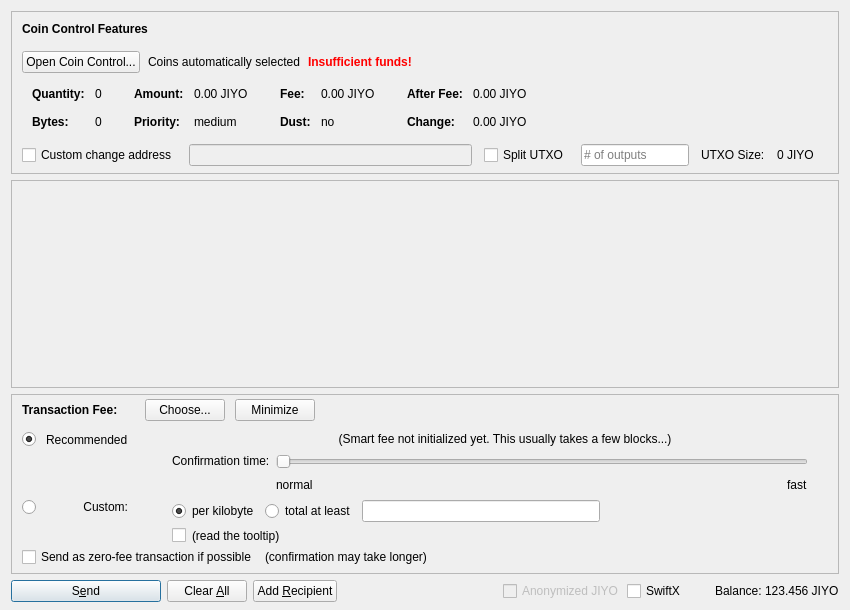
First picture: the form in src/qt/forms/sendcoinsdialog.ui, repository jiyocommunity/jiyox, before the edit.
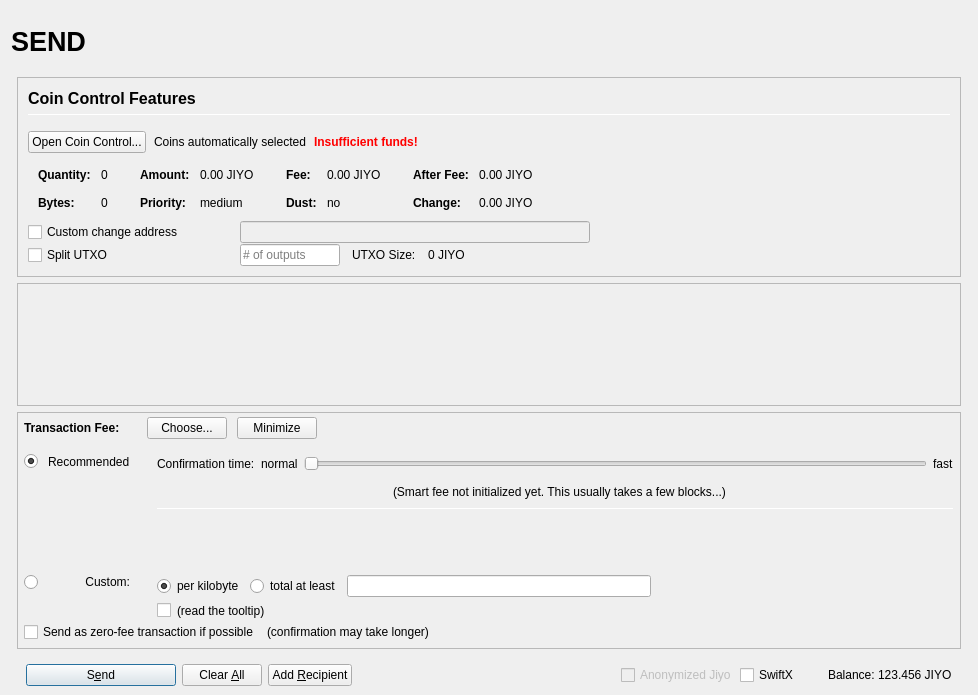
Second picture: the form after the edit. Icons and pictures are not drawn. Custom widgets are drawn as their Qt base class.

What changed in the file:
```diff
--- a/src/qt/forms/sendcoinsdialog.ui
+++ b/src/qt/forms/sendcoinsdialog.ui
@@ -2,20 +2,155 @@
 <ui version="4.0">
  <class>SendCoinsDialog</class>
  <widget class="QDialog" name="SendCoinsDialog">
+  <property name="enabled">
+   <bool>true</bool>
+  </property>
   <property name="geometry">
    <rect>
     <x>0</x>
     <y>0</y>
-    <width>850</width>
-    <height>610</height>
+    <width>978</width>
+    <height>695</height>
    </rect>
   </property>
   <property name="windowTitle">
    <string>Send Coins</string>
   </property>
-  <layout class="QVBoxLayout" name="verticalLayout" stretch="0,1,0,0">
+  <layout class="QVBoxLayout" name="verticalLayout" stretch="0">
    <property name="bottomMargin">
-    <number>8</number>
+    <number>9</number>
+   </property>
+   <item>
+    <layout class="QVBoxLayout" name="verticalLayout_Master" stretch="0,1">
+     <property name="spacing">
+      <number>0</number>
+     </property>
+     <property name="leftMargin">
+      <number>0</number>
+     </property>
+     <property name="topMargin">
+      <number>0</number>
+     </property>
+     <property name="rightMargin">
+      <number>0</number>
+     </property>
+     <property name="bottomMargin">
+      <number>0</number>
+     </property>
+     <item>
+      <widget class="QFrame" name="frame_Header">
+       <layout class="QVBoxLayout" name="verticalLayout_Header" stretch="0">
+        <property name="leftMargin">
+         <number>0</number>
+        </property>
+        <property name="topMargin">
+         <number>0</number>
+        </property>
+        <property name="rightMargin">
+         <number>0</number>
+        </property>
+        <property name="bottomMargin">
+         <number>0</number>
+        </property>
+        <item>
+         <layout class="QHBoxLayout" name="horizontalLayout_Header" stretch="1,0,1">
+          <property name="spacing">
+           <number>6</number>
+          </property>
+          <item>
+           <widget class="QLabel" name="labelOverviewHeaderLeft">
+            <property name="minimumSize">
+             <size>
+              <width>464</width>
+              <height>60</height>
+             </size>
+            </property>
+            <property name="maximumSize">
+             <size>
+              <width>16777215</width>
+              <height>60</height>
+             </size>
+            </property>
+            <property name="font">
+             <font>
+              <pointsize>20</pointsize>
+              <weight>75</weight>
+              <bold>true</bold>
+             </font>
+            </property>
+            <property name="text">
+             <string>SEND</string>
+            </property>
+            <property name="alignment">
+             <set>Qt::AlignLeading|Qt::AlignLeft|Qt::AlignVCenter</set>
+            </property>
+           </widget>
+          </item>
+          <item>
+           <spacer name="horizontalSpacer_Header">
+            <property name="orientation">
+             <enum>Qt::Horizontal</enum>
+            </property>
+            <property name="sizeHint" stdset="0">
+             <size>
+              <width>40</width>
+              <height>20</height>
+             </size>
+            </property>
+           </spacer>
+          </item>
+          <item>
+           <widget class="QLabel" name="labelOverviewHeaderRight">
+            <property name="minimumSize">
+             <size>
+              <width>464</width>
+              <height>60</height>
+             </size>
+            </property>
+            <property name="maximumSize">
+             <size>
+              <width>16777215</width>
+              <height>60</height>
+             </size>
+            </property>
+            <property name="font">
+             <font>
+              <pointsize>14</pointsize>
+             </font>
+            </property>
+            <property name="text">
+             <string/>
+            </property>
+            <property name="alignment">
+             <set>Qt::AlignRight|Qt::AlignTrailing|Qt::AlignVCenter</set>
+            </property>
+           </widget>
+          </item>
+         </layout>
+        </item>
+       </layout>
+      </widget>
+     </item>
+     <item>
+      <widget class="QFrame" name="frame_BG">
+       <property name="minimumSize">
+        <size>
+         <width>0</width>
+         <height>0</height>
+        </size>
+       </property>
+       <layout class="QVBoxLayout" name="layout_BG" stretch="0,0,0,0">
+        <property name="leftMargin">
+         <number>6</number>
+        </property>
+        <property name="topMargin">
+         <number>6</number>
+        </property>
+        <property name="rightMargin">
+         <number>6</number>
+        </property>
+        <property name="bottomMargin">
+         <number>0</number>
    </property>
    <item>
     <widget class="QFrame" name="frameCoinControl">
@@ -51,12 +186,13 @@
        <number>0</number>
       </property>
       <property name="bottomMargin">
-       <number>6</number>
+            <number>0</number>
       </property>
       <item>
-       <layout class="QVBoxLayout" name="verticalLayoutCoinControl" stretch="0,0,0,0,1">
+            <widget class="QFrame" name="frameCoinControl_BG">
+             <layout class="QVBoxLayout" name="verticalLayoutCoinControl" stretch="0,0,0,0,0,0">
         <property name="spacing">
-         <number>0</number>
+               <number>1</number>
         </property>
         <property name="leftMargin">
          <number>10</number>
@@ -70,6 +206,11 @@
            <number>15</number>
           </property>
           <item>
+                 <layout class="QVBoxLayout" name="verticalLayout_3">
+                  <property name="spacing">
+                   <number>6</number>
+                  </property>
+                  <item>
            <widget class="QLabel" name="labelCoinControlFeatures">
             <property name="sizePolicy">
              <sizepolicy hsizetype="Preferred" vsizetype="Maximum">
@@ -77,8 +218,15 @@
               <verstretch>0</verstretch>
              </sizepolicy>
             </property>
+                    <property name="minimumSize">
+                     <size>
+                      <width>0</width>
+                      <height>20</height>
+                     </size>
+                    </property>
             <property name="font">
              <font>
+                      <pointsize>12</pointsize>
               <weight>75</weight>
               <bold>true</bold>
              </font>
@@ -91,6 +239,27 @@
             </property>
            </widget>
           </item>
+                  <item>
+                   <widget class="Line" name="line">
+                    <property name="minimumSize">
+                     <size>
+                      <width>0</width>
+                      <height>1</height>
+                     </size>
+                    </property>
+                    <property name="maximumSize">
+                     <size>
+                      <width>16777215</width>
+                      <height>1</height>
+                     </size>
+                    </property>
+                    <property name="orientation">
+                     <enum>Qt::Horizontal</enum>
+                    </property>
+                   </widget>
+                  </item>
+                 </layout>
+                </item>
          </layout>
         </item>
         <item>
@@ -528,7 +697,7 @@
          </widget>
         </item>
         <item>
-         <layout class="QHBoxLayout" name="horizontalLayoutCoinControl4" stretch="0,0,0,0,0,0,0">
+               <layout class="QHBoxLayout" name="horizontalLayoutCoinControl4">
           <property name="spacing">
            <number>12</number>
           </property>
@@ -536,13 +705,31 @@
            <enum>QLayout::SetDefaultConstraint</enum>
           </property>
           <property name="topMargin">
-           <number>5</number>
+                 <number>0</number>
           </property>
           <property name="rightMargin">
-           <number>5</number>
+                 <number>0</number>
           </property>
           <item>
            <widget class="QCheckBox" name="checkBoxCoinControlChange">
+                  <property name="sizePolicy">
+                   <sizepolicy hsizetype="Preferred" vsizetype="Preferred">
+                    <horstretch>0</horstretch>
+                    <verstretch>0</verstretch>
+                   </sizepolicy>
+                  </property>
+                  <property name="minimumSize">
+                   <size>
+                    <width>200</width>
+                    <height>0</height>
+                   </size>
+                  </property>
+                  <property name="maximumSize">
+                   <size>
+                    <width>200</width>
+                    <height>16777215</height>
+                   </size>
+                  </property>
             <property name="toolTip">
              <string>If this is activated, but the change address is empty or invalid, change will be sent to a newly generated address.</string>
             </property>
@@ -557,15 +744,71 @@
              <bool>false</bool>
             </property>
             <property name="sizePolicy">
-             <sizepolicy hsizetype="Expanding" vsizetype="Fixed">
+                   <sizepolicy hsizetype="Preferred" vsizetype="Preferred">
               <horstretch>0</horstretch>
               <verstretch>0</verstretch>
              </sizepolicy>
             </property>
-           </widget>
-          </item>
+                  <property name="minimumSize">
+                   <size>
+                    <width>300</width>
+                    <height>0</height>
+                   </size>
+                  </property>
+                 </widget>
+                </item>
+                <item>
+                 <widget class="QLabel" name="labelCoinControlChangeLabel">
+                  <property name="sizePolicy">
+                   <sizepolicy hsizetype="Preferred" vsizetype="Preferred">
+                    <horstretch>0</horstretch>
+                    <verstretch>0</verstretch>
+                   </sizepolicy>
+                  </property>
+                  <property name="minimumSize">
+                   <size>
+                    <width>100</width>
+                    <height>0</height>
+                   </size>
+                  </property>
+                  <property name="text">
+                   <string/>
+                  </property>
+                  <property name="margin">
+                   <number>3</number>
+                  </property>
+                 </widget>
+                </item>
+               </layout>
+              </item>
+              <item>
+               <layout class="QHBoxLayout" name="horizontalLayoutCoinControl6">
+                <property name="spacing">
+                 <number>12</number>
+                </property>
+                <property name="rightMargin">
+                 <number>0</number>
+                </property>
           <item>
            <widget class="QCheckBox" name="splitBlockCheckBox">
+                  <property name="sizePolicy">
+                   <sizepolicy hsizetype="Preferred" vsizetype="Preferred">
+                    <horstretch>0</horstretch>
+                    <verstretch>0</verstretch>
+                   </sizepolicy>
+                  </property>
+                  <property name="minimumSize">
+                   <size>
+                    <width>200</width>
+                    <height>0</height>
+                   </size>
+                  </property>
+                  <property name="maximumSize">
+                   <size>
+                    <width>200</width>
+                    <height>16777215</height>
+                   </size>
+                  </property>
             <property name="text">
              <string>Split UTXO</string>
             </property>
@@ -574,11 +817,23 @@
           <item>
            <widget class="QLineEdit" name="splitBlockLineEdit">
             <property name="sizePolicy">
-             <sizepolicy hsizetype="Fixed" vsizetype="Fixed">
+                   <sizepolicy hsizetype="Preferred" vsizetype="Preferred">
               <horstretch>50</horstretch>
               <verstretch>0</verstretch>
              </sizepolicy>
             </property>
+                  <property name="minimumSize">
+                   <size>
+                    <width>100</width>
+                    <height>0</height>
+                   </size>
+                  </property>
+                  <property name="maximumSize">
+                   <size>
+                    <width>100</width>
+                    <height>16777215</height>
+                   </size>
+                  </property>
             <property name="placeholderText">
              <string># of outputs</string>
             </property>
@@ -599,26 +854,17 @@
            </widget>
           </item>
           <item>
-           <widget class="QLabel" name="labelCoinControlChangeLabel">
-            <property name="sizePolicy">
-             <sizepolicy hsizetype="Preferred" vsizetype="Expanding">
-              <horstretch>0</horstretch>
-              <verstretch>0</verstretch>
-             </sizepolicy>
-            </property>
-            <property name="minimumSize">
+                 <spacer name="horizontalSpacer_7">
+                  <property name="orientation">
+                   <enum>Qt::Horizontal</enum>
+                  </property>
+                  <property name="sizeHint" stdset="0">
              <size>
-              <width>0</width>
-              <height>0</height>
-             </size>
-            </property>
-            <property name="text">
-             <string/>
-            </property>
-            <property name="margin">
-             <number>3</number>
-            </property>
-           </widget>
+                    <width>40</width>
+                    <height>20</height>
+                   </size>
+                  </property>
+                 </spacer>
           </item>
          </layout>
         </item>
@@ -636,6 +882,7 @@
          </spacer>
         </item>
        </layout>
+            </widget>
       </item>
      </layout>
     </widget>
@@ -650,8 +897,8 @@
        <rect>
         <x>0</x>
         <y>0</y>
-        <width>830</width>
-        <height>113</height>
+             <width>944</width>
+             <height>68</height>
        </rect>
       </property>
       <layout class="QVBoxLayout" name="verticalLayout_2" stretch="0,1">
@@ -733,11 +980,14 @@
          <number>0</number>
         </property>
         <property name="leftMargin">
-         <number>10</number>
+              <number>6</number>
         </property>
         <property name="topMargin">
          <number>0</number>
         </property>
+             <property name="rightMargin">
+              <number>6</number>
+             </property>
         <item>
          <layout class="QHBoxLayout" name="horizontalLayoutFee1">
           <property name="bottomMargin">
@@ -879,7 +1129,61 @@
              <property name="verticalSpacing">
               <number>4</number>
              </property>
-             <item row="2" column="4">
+                  <item row="2" column="0">
+                   <layout class="QVBoxLayout" name="verticalLayoutFee4" stretch="0">
+                    <item>
+                     <spacer name="verticalSpacer_2">
+                      <property name="orientation">
+                       <enum>Qt::Vertical</enum>
+                      </property>
+                      <property name="sizeHint" stdset="0">
+                       <size>
+                        <width>1</width>
+                        <height>1</height>
+                       </size>
+                      </property>
+                     </spacer>
+                    </item>
+                   </layout>
+                  </item>
+                  <item row="3" column="0">
+                   <layout class="QVBoxLayout" name="verticalLayoutFee9" stretch="0,1">
+                    <item>
+                     <widget class="QRadioButton" name="radioCustomFee">
+                      <property name="text">
+                       <string/>
+                      </property>
+                      <attribute name="buttonGroup">
+                       <string notr="true">groupFee</string>
+                      </attribute>
+                     </widget>
+                    </item>
+                    <item>
+                     <spacer name="verticalSpacer_6">
+                      <property name="orientation">
+                       <enum>Qt::Vertical</enum>
+                      </property>
+                      <property name="sizeHint" stdset="0">
+                       <size>
+                        <width>1</width>
+                        <height>1</height>
+                       </size>
+                      </property>
+                     </spacer>
+                    </item>
+                   </layout>
+                  </item>
+                  <item row="3" column="1">
+                   <widget class="QLabel" name="labelCustomFee">
+                    <property name="text">
+                     <string>Custom:</string>
+                    </property>
+                    <property name="alignment">
+                     <set>Qt::AlignRight|Qt::AlignTop|Qt::AlignTrailing</set>
+                    </property>
+                   </widget>
+                  </item>
+                  <item row="3" column="4">
               <layout class="QVBoxLayout" name="verticalLayoutFee8">
                <property name="spacing">
                 <number>6</number>
@@ -978,80 +1282,27 @@
                </item>
               </layout>
              </item>
-             <item row="1" column="0">
-              <layout class="QVBoxLayout" name="verticalLayoutFee4" stretch="1">
-               <item>
-                <spacer name="verticalSpacer_2">
-                 <property name="orientation">
-                  <enum>Qt::Vertical</enum>
-                 </property>
-                 <property name="sizeHint" stdset="0">
-                  <size>
-                   <width>1</width>
-                   <height>1</height>
-                  </size>
-                 </property>
-                </spacer>
-               </item>
-              </layout>
-             </item>
-             <item row="2" column="0">
-              <layout class="QVBoxLayout" name="verticalLayoutFee9" stretch="0,1">
-               <item>
-                <widget class="QRadioButton" name="radioCustomFee">
+                  <item row="1" column="1">
+                   <widget class="QLabel" name="labelSmartFee_2">
                  <property name="text">
-                  <string/>
-                 </property>
-                 <attribute name="buttonGroup">
-                  <string notr="true">groupFee</string>
-                 </attribute>
-                </widget>
-               </item>
-               <item>
-                <spacer name="verticalSpacer_6">
-                 <property name="orientation">
-                  <enum>Qt::Vertical</enum>
-                 </property>
-                 <property name="sizeHint" stdset="0">
-                  <size>
-                   <width>1</width>
-                   <height>1</height>
-                  </size>
-                 </property>
-                </spacer>
-               </item>
-              </layout>
-             </item>
-             <item row="1" column="4">
-              <layout class="QVBoxLayout" name="verticalLayoutFee3" stretch="0,0,1">
+                     <string>Recommended</string>
+                    </property>
+                   </widget>
+                  </item>
+                  <item row="0" column="4" rowspan="3">
+                   <layout class="QVBoxLayout" name="verticalLayoutFee3" stretch="0,0,0,0,1,0">
                <property name="spacing">
                 <number>6</number>
                </property>
                <property name="topMargin">
                 <number>2</number>
                </property>
-               <item>
-                <layout class="QHBoxLayout" name="horizontalLayoutFee12">
-                 <item>
-                  <spacer name="horizontalSpacer_5">
-                   <property name="orientation">
-                    <enum>Qt::Horizontal</enum>
-                   </property>
-                   <property name="sizeHint" stdset="0">
-                    <size>
-                     <width>1</width>
-                     <height>1</height>
-                    </size>
-                   </property>
-                  </spacer>
-                 </item>
-                </layout>
-               </item>
+                    <property name="bottomMargin">
+                     <number>20</number>
+                    </property>
                <item>
                 <layout class="QHBoxLayout" name="horizontalLayoutFee9">
                  <item>
-                  <layout class="QVBoxLayout" name="verticalLayoutFee6">
-                   <item>
                     <widget class="QLabel" name="labelSmartFee3">
                      <property name="text">
                       <string>Confirmation time:</string>
@@ -1062,27 +1313,23 @@
                     </widget>
                    </item>
                    <item>
-                    <spacer name="verticalSpacer_3">
-                     <property name="orientation">
-                      <enum>Qt::Vertical</enum>
-                     </property>
-                     <property name="sizeHint" stdset="0">
-                      <size>
-                       <width>1</width>
-                       <height>1</height>
-                      </size>
-                     </property>
-                    </spacer>
-                   </item>
-                  </layout>
-                 </item>
-                 <item>
-                  <layout class="QVBoxLayout" name="verticalLayoutFee5">
-                   <property name="rightMargin">
-                    <number>30</number>
-                   </property>
+                       <widget class="QLabel" name="labelSmartFeeNormal">
+                        <property name="text">
+                         <string>normal</string>
+                        </property>
+                        <property name="margin">
+                         <number>2</number>
+                        </property>
+                       </widget>
+                      </item>
                    <item>
                     <widget class="QSlider" name="sliderSmartFee">
+                        <property name="minimumSize">
+                         <size>
+                          <width>0</width>
+                          <height>24</height>
+                         </size>
+                        </property>
                      <property name="minimum">
                       <number>0</number>
                      </property>
@@ -1110,28 +1357,6 @@
                     </widget>
                    </item>
                    <item>
-                    <layout class="QHBoxLayout" name="horizontalLayoutFee10">
-                     <item>
-                      <widget class="QLabel" name="labelSmartFeeNormal">
-                       <property name="text">
-                        <string>normal</string>
-                       </property>
-                      </widget>
-                     </item>
-                     <item>
-                      <spacer name="horizontalSpacer_3">
-                       <property name="orientation">
-                        <enum>Qt::Horizontal</enum>
-                       </property>
-                       <property name="sizeHint" stdset="0">
-                        <size>
-                         <width>40</width>
-                         <height>20</height>
-                        </size>
-                       </property>
-                      </spacer>
-                     </item>
-                     <item>
                       <widget class="QLabel" name="labelSmartFeeFast">
                        <property name="text">
                         <string>fast</string>
@@ -1140,81 +1365,148 @@
                      </item>
                     </layout>
                    </item>
-                  </layout>
-                 </item>
-                </layout>
-               </item>
                <item>
-                <spacer name="verticalSpacer_4">
+                     <layout class="QHBoxLayout" name="horizontalLayout_recommended_texts">
+                      <property name="spacing">
+                       <number>0</number>
+                      </property>
+                      <item>
+                       <spacer name="horizontalSpacer_8">
                  <property name="orientation">
-                  <enum>Qt::Vertical</enum>
+                         <enum>Qt::Horizontal</enum>
                  </property>
                  <property name="sizeHint" stdset="0">
                   <size>
-                   <width>1</width>
-                   <height>1</height>
+                          <width>40</width>
+                          <height>20</height>
                   </size>
                  </property>
                 </spacer>
                </item>
-              </layout>
-             </item>
-             <item row="0" column="1">
-              <widget class="QLabel" name="labelSmartFee_2">
-               <property name="text">
-                <string>Recommended</string>
-               </property>
-              </widget>
-             </item>
-             <item row="0" column="0">
-              <widget class="QRadioButton" name="radioSmartFee">
-               <property name="text">
-                <string/>
-               </property>
-               <property name="checked">
-                <bool>true</bool>
-               </property>
-               <attribute name="buttonGroup">
-                <string notr="true">groupFee</string>
-               </attribute>
-              </widget>
-             </item>
-             <item row="2" column="1">
-              <widget class="QLabel" name="labelCustomFee">
-               <property name="text">
-                <string>Custom:</string>
-               </property>
-               <property name="alignment">
-                <set>Qt::AlignRight|Qt::AlignTop|Qt::AlignTrailing</set>
-               </property>
-              </widget>
-             </item>
-             <item row="0" column="2">
-              <widget class="QLabel" name="labelSmartFee">
-               <property name="text">
-                <string/>
-               </property>
-               <property name="margin">
-                <number>2</number>
-               </property>
-              </widget>
-             </item>
-             <item row="0" column="3">
+                      <item>
               <widget class="QLabel" name="labelFeeEstimation">
                <property name="text">
                 <string/>
                </property>
-              </widget>
-             </item>
-             <item row="0" column="4">
+                        <property name="margin">
+                         <number>2</number>
+                        </property>
+                       </widget>
+                      </item>
+                      <item>
               <widget class="QLabel" name="labelSmartFee2">
                <property name="text">
                 <string>(Smart fee not initialized yet. This usually takes a few blocks...)</string>
                </property>
                <property name="alignment">
-                <set>Qt::AlignHCenter</set>
+                         <set>Qt::AlignLeading|Qt::AlignLeft|Qt::AlignVCenter</set>
                </property>
                <property name="wordWrap">
+                         <bool>false</bool>
+                        </property>
+                        <property name="margin">
+                         <number>2</number>
+                        </property>
+                        <property name="indent">
+                         <number>-1</number>
+                        </property>
+                       </widget>
+                      </item>
+                      <item>
+                       <spacer name="horizontalSpacer_3">
+                        <property name="orientation">
+                         <enum>Qt::Horizontal</enum>
+                        </property>
+                        <property name="sizeHint" stdset="0">
+                         <size>
+                          <width>40</width>
+                          <height>20</height>
+                         </size>
+                        </property>
+                       </spacer>
+                      </item>
+                     </layout>
+                    </item>
+                    <item>
+                     <widget class="Line" name="line_2">
+                      <property name="minimumSize">
+                       <size>
+                        <width>0</width>
+                        <height>1</height>
+                       </size>
+                      </property>
+                      <property name="maximumSize">
+                       <size>
+                        <width>16777215</width>
+                        <height>1</height>
+                       </size>
+                      </property>
+                      <property name="orientation">
+                       <enum>Qt::Horizontal</enum>
+                      </property>
+                     </widget>
+                    </item>
+                    <item>
+                     <layout class="QHBoxLayout" name="horizontalLayoutFee12">
+                      <item>
+                       <spacer name="horizontalSpacer_5">
+                        <property name="orientation">
+                         <enum>Qt::Horizontal</enum>
+                        </property>
+                        <property name="sizeHint" stdset="0">
+                         <size>
+                          <width>1</width>
+                          <height>1</height>
+                         </size>
+                        </property>
+                       </spacer>
+                      </item>
+                     </layout>
+                    </item>
+                    <item>
+                     <spacer name="verticalSpacer_4">
+                      <property name="orientation">
+                       <enum>Qt::Vertical</enum>
+                      </property>
+                      <property name="sizeHint" stdset="0">
+                       <size>
+                        <width>1</width>
+                        <height>1</height>
+                       </size>
+                      </property>
+                     </spacer>
+                    </item>
+                    <item>
+                     <spacer name="verticalSpacer_3">
+                      <property name="orientation">
+                       <enum>Qt::Vertical</enum>
+                      </property>
+                      <property name="sizeHint" stdset="0">
+                       <size>
+                        <width>20</width>
+                        <height>40</height>
+                       </size>
+                      </property>
+                     </spacer>
+                    </item>
+                   </layout>
+                  </item>
+                  <item row="1" column="2">
+                   <widget class="QLabel" name="labelSmartFee">
+                    <property name="text">
+                     <string/>
+                    </property>
+                    <property name="margin">
+                     <number>2</number>
+                    </property>
+                   </widget>
+                  </item>
+                  <item row="1" column="0">
+                   <widget class="QRadioButton" name="radioSmartFee">
+                    <property name="text">
+                     <string/>
+                    </property>
+                    <property name="checked">
                 <bool>true</bool>
                </property>
                <property name="margin">
@@ -1299,7 +1591,11 @@
     </widget>
    </item>
    <item>
+         <widget class="QFrame" name="frame_Send">
     <layout class="QHBoxLayout" name="horizontalLayout">
+           <property name="bottomMargin">
+            <number>0</number>
+           </property>
      <item>
       <widget class="QPushButton" name="sendButton">
        <property name="minimumSize">
@@ -1390,7 +1686,7 @@
           <bool>false</bool>
          </property>
          <property name="text">
-          <string>Anonymized JIYO</string>
+                <string>Anonymized Jiyo</string>
          </property>
         </widget>
        </item>
@@ -1439,6 +1735,12 @@
       </layout>
      </item>
     </layout>
+         </widget>
+        </item>
+       </layout>
+      </widget>
+     </item>
+    </layout>
    </item>
   </layout>
  </widget>
```
Left out of the diff: 14 changed lines with no effect on the pictures. Lines whose indentation alone changed are shown as unchanged.
